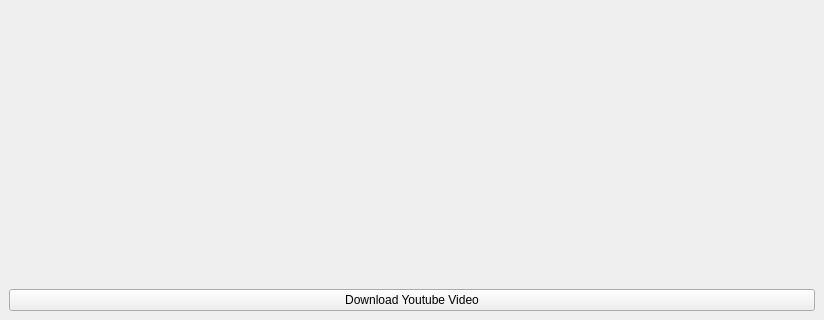
First picture: the form in MainWindow.ui, repository voxelvortex/YoutubeDownloader, before the edit; both pictures show x 0 to 824 and y 408 to 728 of the 824 by 728 pixel window.
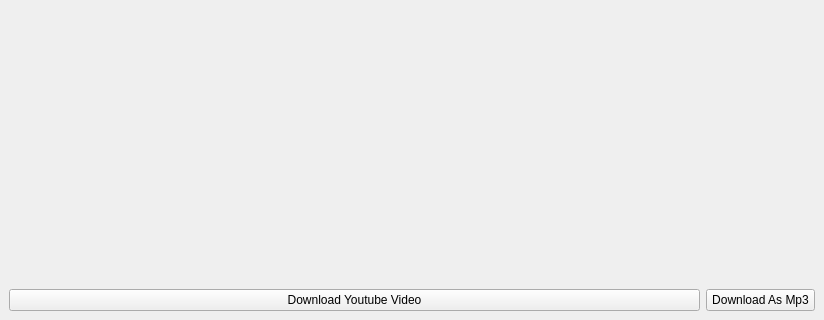
Second picture: the form after the edit.

Patch:
```diff
--- a/MainWindow.ui
+++ b/MainWindow.ui
@@ -18,8 +18,8 @@
   </property>
   <property name="maximumSize">
    <size>
-    <width>1920</width>
-    <height>1080</height>
+    <width>960</width>
+    <height>840</height>
    </size>
   </property>
   <property name="windowTitle">
@@ -39,14 +39,7 @@
     <enum>Qt::LeftToRight</enum>
    </property>
    <layout class="QGridLayout" name="gridLayout">
-    <item row="2" column="0" colspan="2">
-     <widget class="QPushButton" name="downloadButton">
-      <property name="text">
-       <string>Download Youtube Video</string>
-      </property>
-     </widget>
-    </item>
-    <item row="0" column="0">
+    <item row="0" column="3">
      <widget class="QLineEdit" name="urlInput">
       <property name="font">
        <font>
@@ -61,14 +54,14 @@
       </property>
      </widget>
     </item>
-    <item row="0" column="1">
+    <item row="0" column="4">
      <widget class="QPushButton" name="setURL">
       <property name="text">
        <string>Go to entered URL</string>
       </property>
      </widget>
     </item>
-    <item row="1" column="0">
+    <item row="1" column="3">
      <spacer name="verticalSpacer">
       <property name="orientation">
        <enum>Qt::Vertical</enum>
@@ -81,6 +74,20 @@
       </property>
      </spacer>
     </item>
+    <item row="2" column="3">
+     <widget class="QPushButton" name="downloadVideoButton">
+      <property name="text">
+       <string>Download Youtube Video</string>
+      </property>
+     </widget>
+    </item>
+    <item row="2" column="4">
+     <widget class="QPushButton" name="downloadMp3Button">
+      <property name="text">
+       <string>Download As Mp3</string>
+      </property>
+     </widget>
+    </item>
    </layout>
   </widget>
   <widget class="QMenuBar" name="menubar">
```
